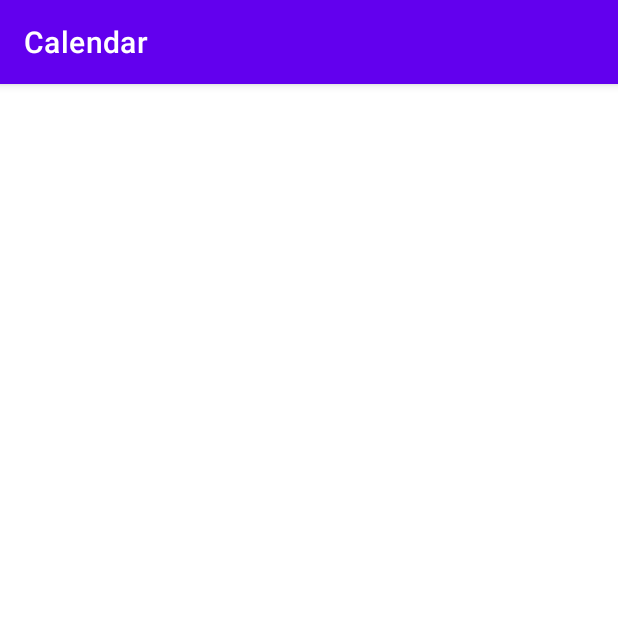
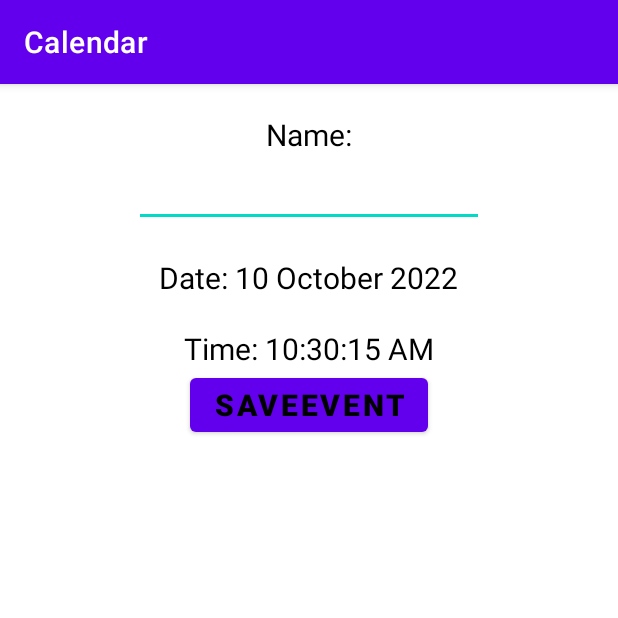
Before and after one commit to lorex59/Calendar, an Android app: the EventEditActivity screen opened directly, with no data from a screen before it, on a phone screen of 412 x 824 dp, the top half of it. Run offline under Robolectric (Android 15) with nearby library versions, the phone set to English and light mode, and no system bars.

```diff
--- a/app/src/main/java/com/example/calendar/CalendarUtils.kt
+++ b/app/src/main/java/com/example/calendar/CalendarUtils.kt
@@ -2,6 +2,7 @@ package com.example.calendar
 
 import java.time.DayOfWeek
 import java.time.LocalDate
+import java.time.LocalTime
 import java.time.YearMonth
 import java.time.format.DateTimeFormatter
 
@@ -10,6 +11,16 @@ class CalendarUtils {
     companion object {
 
         var selectedDate: LocalDate? = null
+
+        fun formattedDate(date: LocalDate): String {
+            val formatter = DateTimeFormatter.ofPattern("dd MMMM yyyy")
+            return date.format(formatter)
+        }
+
+        fun formattedTime(time: LocalTime): String {
+            val formatter = DateTimeFormatter.ofPattern("hh:mm:ss a")
+            return time.format(formatter)
+        }
 
         fun monthYearFromDate(date: LocalDate): String {
             val formatter = DateTimeFormatter.ofPattern("MMMM yyyy")
--- a/app/src/main/java/com/example/calendar/EventEditActivity.kt
+++ b/app/src/main/java/com/example/calendar/EventEditActivity.kt
@@ -2,10 +2,38 @@ package com.example.calendar
 
 import androidx.appcompat.app.AppCompatActivity
 import android.os.Bundle
+import android.view.View
+import com.example.calendar.databinding.ActivityEventEditBinding
+import java.time.LocalTime
 
 class EventEditActivity : AppCompatActivity() {
+
+    lateinit var binding: ActivityEventEditBinding
+    lateinit var time: LocalTime
+
+
     override fun onCreate(savedInstanceState: Bundle?) {
         super.onCreate(savedInstanceState)
-        setContentView(R.layout.activity_event_edit)
+        binding = ActivityEventEditBinding.inflate(layoutInflater)
+        setContentView(binding.root)
+
+        time = LocalTime.now()
+        with(binding){
+            eventDateTv.text = "Date: ${CalendarUtils.selectedDate?.let { //TODO() возможно херню сделал!!!
+                CalendarUtils.formattedDate(
+                    it
+                )
+            }}"
+            eventTimeTV.text = "Time: ${CalendarUtils.formattedTime(time)}"
+        }
+
+    }
+
+    fun saveEvent(view: View) {
+        var eventname = binding.eventTimeTV.text.toString()
+        var newEvent = CalendarUtils.selectedDate?.let { Event(eventname, it, time) }
+        if (newEvent != null) {
+            Event.eventsList.add(newEvent)
+        }
     }
 }
--- a/app/src/main/res/layout/activity_event_edit.xml
+++ b/app/src/main/res/layout/activity_event_edit.xml
@@ -1,9 +1,53 @@
 <?xml version="1.0" encoding="utf-8"?>
-<androidx.constraintlayout.widget.ConstraintLayout xmlns:android="http://schemas.android.com/apk/res/android"
+<LinearLayout xmlns:android="http://schemas.android.com/apk/res/android"
     xmlns:app="http://schemas.android.com/apk/res-auto"
     xmlns:tools="http://schemas.android.com/tools"
     android:layout_width="match_parent"
     android:layout_height="match_parent"
+    android:orientation="vertical"
     tools:context=".EventEditActivity">
 
-</androidx.constraintlayout.widget.ConstraintLayout>
+    <TextView
+        android:layout_width="wrap_content"
+        android:layout_height="wrap_content"
+        android:layout_gravity="center"
+        android:layout_marginTop="20dp"
+        android:text="Name:"
+        android:textAlignment="center"
+        android:textColor="@color/black"
+        android:textSize="20sp" />
+
+    <EditText
+        android:id="@+id/editNameText"
+        android:layout_width="wrap_content"
+        android:layout_height="wrap_content"
+        android:layout_gravity="center"
+        android:ems="10"
+        android:inputType="text"
+        android:textSize="20sp"
+        />
+    <TextView
+        android:id="@+id/eventDateTv"
+        android:layout_width="wrap_content"
+        android:layout_height="wrap_content"
+        android:layout_gravity="center"
+        android:layout_marginTop="20dp"
+        android:text="Date:"
+        android:textAlignment="center"
+        android:textColor="@color/black"
+        android:textSize="20sp" />
+    <TextView
+        android:id="@+id/eventTimeTV"
+        android:layout_width="wrap_content"
+        android:layout_height="wrap_content"
+        android:layout_gravity="center"
+        android:layout_marginTop="20dp"
+        android:text="Time:"
+        android:textAlignment="center"
+        android:textColor="@color/black"
+        android:textSize="20sp" />
+    <Button
+        style="@style/standartButton"
+        android:text="SaveEvent"
+        android:onClick="saveEvent"/>
+</LinearLayout>
--- a/app/src/main/res/layout/activity_weekly.xml
+++ b/app/src/main/res/layout/activity_weekly.xml
@@ -90,6 +90,7 @@
         android:onClick="newEventAction"/>
 
     <ListView
+        android:id="@+id/listViewEvent"
         android:layout_width="wrap_content"
         android:layout_height="0dp"
         android:layout_weight="5" />
```
Also changed, not shown: app/src/main/java/com/example/calendar/Event.kt (added, +27 -0 lines), app/src/main/java/com/example/calendar/EventAdapter.kt (added, +20 -0 lines), app/src/main/java/com/example/calendar/WeeklyActivity.kt (+10 -0 lines), app/src/main/res/layout/event_cell.xml (added, +16 -0 lines).
